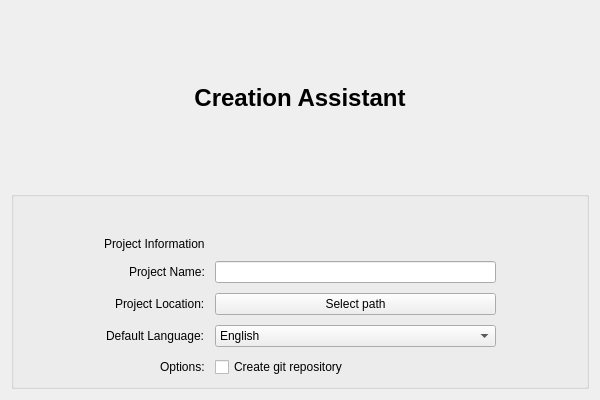
Qt form src/components/creation-assistant/creationassistant.ui (RapidWebForge/RapidWebForgeApp) before a commit.
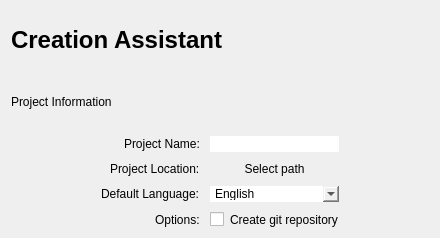
The same form after that commit.

Commit message: feat(ui): add custom styles and layout adjustments

What changed in the file:
```diff
--- a/src/components/creation-assistant/creationassistant.ui
+++ b/src/components/creation-assistant/creationassistant.ui
@@ -2,12 +2,18 @@
 <ui version="4.0">
  <class>CreationAssistant</class>
  <widget class="QWidget" name="CreationAssistant">
+  <property name="windowModality">
+   <enum>Qt::WindowModality::NonModal</enum>
+  </property>
+  <property name="enabled">
+   <bool>true</bool>
+  </property>
   <property name="geometry">
    <rect>
     <x>0</x>
     <y>0</y>
-    <width>600</width>
-    <height>400</height>
+    <width>439</width>
+    <height>238</height>
    </rect>
   </property>
   <property name="windowTitle">
@@ -26,7 +32,14 @@
       <string>Creation Assistant</string>
      </property>
      <property name="alignment">
-      <set>Qt::AlignmentFlag::AlignCenter</set>
+      <set>Qt::AlignmentFlag::AlignLeading|Qt::AlignmentFlag::AlignLeft|Qt::AlignmentFlag::AlignVCenter</set>
+     </property>
+    </widget>
+   </item>
+   <item>
+    <widget class="QLabel" name="projectInfoLabel">
+     <property name="text">
+      <string>Project Information</string>
      </property>
     </widget>
    </item>
@@ -36,11 +49,17 @@
       <bool>true</bool>
      </property>
      <property name="sizePolicy">
-      <sizepolicy hsizetype="Preferred" vsizetype="Preferred">
-       <horstretch>40</horstretch>
+      <sizepolicy hsizetype="Preferred" vsizetype="Fixed">
+       <horstretch>0</horstretch>
        <verstretch>0</verstretch>
       </sizepolicy>
      </property>
+     <property name="maximumSize">
+      <size>
+       <width>16777215</width>
+       <height>16777215</height>
+      </size>
+     </property>
      <property name="font">
       <font>
        <bold>false</bold>
@@ -53,7 +72,7 @@
       <cursorShape>ArrowCursor</cursorShape>
      </property>
      <property name="styleSheet">
-      <string notr="true"/>
+      <string notr="true">border: none;</string>
      </property>
      <property name="title">
       <string/>
@@ -68,9 +87,15 @@
       <property name="fieldGrowthPolicy">
        <enum>QFormLayout::FieldGrowthPolicy::AllNonFixedFieldsGrow</enum>
       </property>
+      <property name="rowWrapPolicy">
+       <enum>QFormLayout::RowWrapPolicy::DontWrapRows</enum>
+      </property>
       <property name="labelAlignment">
        <set>Qt::AlignmentFlag::AlignRight|Qt::AlignmentFlag::AlignTrailing|Qt::AlignmentFlag::AlignVCenter</set>
       </property>
+      <property name="formAlignment">
+       <set>Qt::AlignmentFlag::AlignLeading|Qt::AlignmentFlag::AlignLeft|Qt::AlignmentFlag::AlignTop</set>
+      </property>
       <property name="horizontalSpacing">
        <number>10</number>
       </property>
@@ -81,12 +106,15 @@
        <number>90</number>
       </property>
       <property name="topMargin">
-       <number>40</number>
+       <number>0</number>
       </property>
       <property name="rightMargin">
        <number>90</number>
       </property>
-      <item row="2" column="0">
+      <property name="bottomMargin">
+       <number>0</number>
+      </property>
+      <item row="1" column="0">
        <widget class="QLabel" name="projectNameLabel">
         <property name="font">
          <font>
@@ -101,14 +129,14 @@
         </property>
        </widget>
       </item>
-      <item row="2" column="1">
+      <item row="1" column="1">
        <widget class="QLineEdit" name="projectNameLineEdit">
         <property name="styleSheet">
          <string notr="true"/>
         </property>
        </widget>
       </item>
-      <item row="3" column="0">
+      <item row="2" column="0">
        <widget class="QLabel" name="projectLocationLabel">
         <property name="font">
          <font>
@@ -123,8 +151,14 @@
         </property>
        </widget>
       </item>
-      <item row="3" column="1">
+      <item row="2" column="1">
        <widget class="QPushButton" name="browseButton">
+        <property name="sizePolicy">
+         <sizepolicy hsizetype="Expanding" vsizetype="Fixed">
+          <horstretch>0</horstretch>
+          <verstretch>0</verstretch>
+         </sizepolicy>
+        </property>
         <property name="font">
          <font>
           <bold>false</bold>
@@ -145,9 +179,12 @@
         <property name="text">
          <string>Select path</string>
         </property>
+        <property name="default">
+         <bool>false</bool>
+        </property>
        </widget>
       </item>
-      <item row="4" column="0">
+      <item row="3" column="0">
        <widget class="QLabel" name="defaultLanguageLabel">
         <property name="font">
          <font>
@@ -162,7 +199,7 @@
         </property>
        </widget>
       </item>
-      <item row="4" column="1">
+      <item row="3" column="1">
        <widget class="QComboBox" name="defaultLanguageComboBox">
         <property name="font">
          <font>
@@ -184,7 +221,7 @@
         </item>
        </widget>
       </item>
-      <item row="5" column="0">
+      <item row="4" column="0">
        <widget class="QLabel" name="label">
         <property name="font">
          <font>
@@ -199,7 +236,7 @@
         </property>
        </widget>
       </item>
-      <item row="5" column="1">
+      <item row="4" column="1">
        <widget class="QCheckBox" name="createGitRepoCheckBox">
         <property name="font">
          <font>
@@ -214,13 +251,6 @@
         </property>
        </widget>
       </item>
-      <item row="0" column="0">
-       <widget class="QLabel" name="projectInfoLabel">
-        <property name="text">
-         <string>Project Information</string>
-        </property>
-       </widget>
-      </item>
      </layout>
     </widget>
    </item>
```
Left out of the diff: 3 changed lines with no effect on the pictures. The commit also changes 25 other files.
